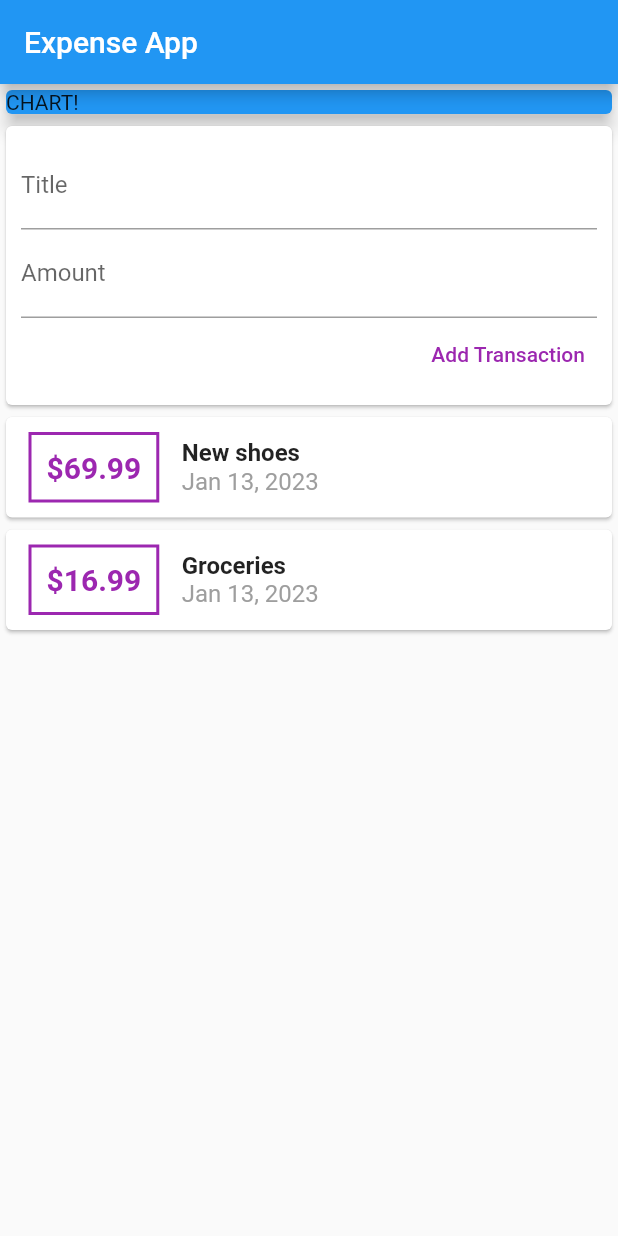
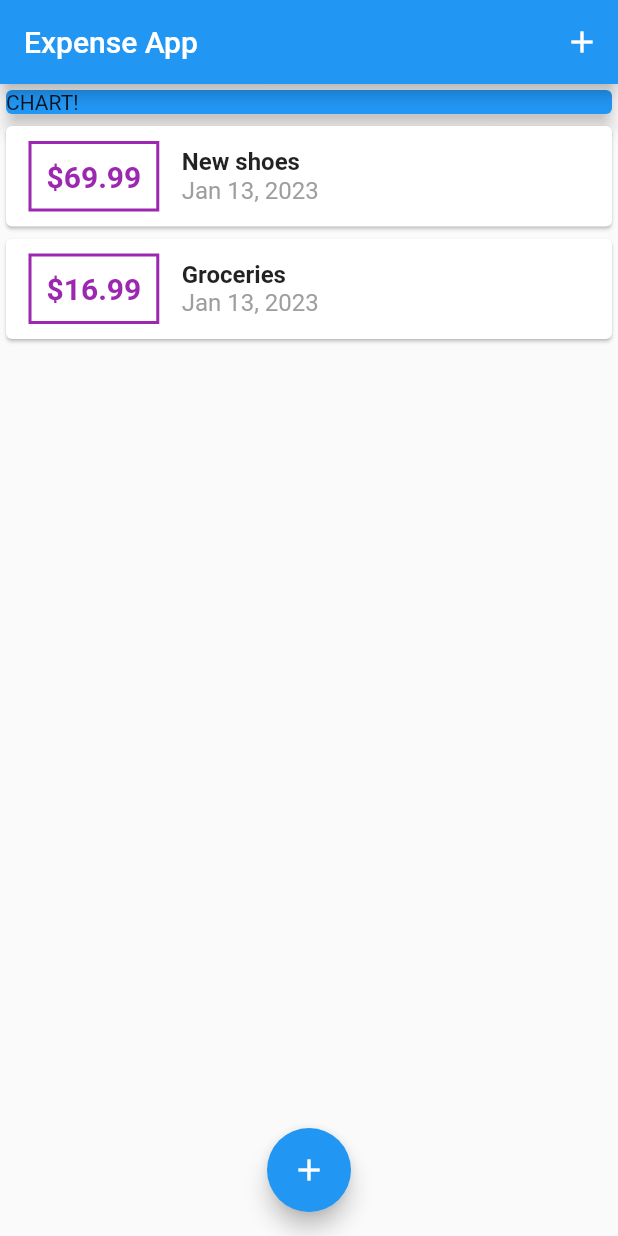
Before and after one commit to arunjish/expense-app-flutter, a Flutter app: the screen it shows after launch, on a phone screen of 412 x 824 dp. Run offline on Flutter 3.47's test engine with Material 2 defaults, Android fonts, the phone set to English and light mode, and no system bars.

Commit message:
floatingActionButton

```diff
--- a/lib/main.dart
+++ b/lib/main.dart
@@ -1,7 +1,7 @@
 import 'package:expense_app/widgets/new_transaction.dart';
-import 'package:expense_app/widgets/user_transaction.dart';
 import 'package:flutter/material.dart';
 
+import 'models/transaction.dart';
 import 'widgets/transaction_list.dart';
 
 void main() => runApp(MyApp());
@@ -16,13 +16,63 @@ class MyApp extends StatelessWidget {
   }
 }
 
-class MyHomePage extends StatelessWidget {
+class MyHomePage extends StatefulWidget {
+  @override
+  State<MyHomePage> createState() => _MyHomePageState();
+}
+
+class _MyHomePageState extends State<MyHomePage> {
+  void startAddNewTransaction(BuildContext ctx) {
+    showModalBottomSheet(
+        context: ctx,
+        builder: (_) {
+          return NewTransaction(
+            addTx: _addTransaction,
+          );
+        });
+  }
+
+  final List<Transaction> transactions = [
+    Transaction(
+      id: 't1',
+      title: 'New shoes',
+      amount: 69.99,
+      date: DateTime.now(),
+    ),
+    Transaction(
+      id: 't2',
+      title: 'Groceries',
+      amount: 16.99,
+      date: DateTime.now(),
+    ),
+  ];
+
+  void _addTransaction(String title, double amount) {
+    final newTx = Transaction(
+      id: DateTime.now().toString(),
+      title: title,
+      amount: amount,
+      date: DateTime.now(),
+    );
+
+    setState(() {
+      transactions.add(newTx);
+    });
+  }
 
   @override
   Widget build(BuildContext context) {
     return Scaffold(
       appBar: AppBar(
         title: const Text('Expense App'),
+        actions: [
+          IconButton(
+            onPressed: () {
+              startAddNewTransaction(context);
+            },
+            icon: Icon(Icons.add),
+          )
+        ],
       ),
       body: SingleChildScrollView(
         child: Column(
@@ -37,10 +87,21 @@ class MyHomePage extends StatelessWidget {
                 child: Text('CHART!'),
               ),
             ),
-            UserTransaction()
+            TransactionList(
+              transactions: transactions,
+            )
           ],
         ),
       ),
+      floatingActionButton: FloatingActionButton(
+        onPressed: () {
+          startAddNewTransaction(context);
+        },
+        child: Icon(
+          Icons.add,
+        ),
+      ),
+      floatingActionButtonLocation: FloatingActionButtonLocation.centerFloat,
     );
   }
 }
--- a/lib/widgets/transaction_list.dart
+++ b/lib/widgets/transaction_list.dart
@@ -28,7 +28,7 @@ class TransactionList extends StatelessWidget {
                 )),
                 padding: EdgeInsets.all(10),
                 child: Text(
-                  '\$${this.transactions[index].amount}',
+                  '\$${this.transactions[index].amount.toStringAsFixed(2)}',
                   style: TextStyle(
                     color: Colors.purple,
                     fontWeight: FontWeight.bold,
--- a/lib/widgets/user_transaction.dart
+++ /dev/null
@@ -1,54 +0,0 @@
-import 'package:flutter/material.dart';
-
-import '../models/transaction.dart';
-import 'new_transaction.dart';
-import 'transaction_list.dart';
-
-class UserTransaction extends StatefulWidget {
-  const UserTransaction({Key key}) : super(key: key);
-
-  @override
-  State<UserTransaction> createState() => _UserTransactionState();
-}
-
-class _UserTransactionState extends State<UserTransaction> {
-  final List<Transaction> transactions = [
-    Transaction(
-      id: 't1',
-      title: 'New shoes',
-      amount: 69.99,
-      date: DateTime.now(),
-    ),
-    Transaction(
-      id: 't2',
-      title: 'Groceries',
-      amount: 16.99,
-      date: DateTime.now(),
-    ),
-  ];
-
-  Function _addTransaction(String title, double amount) {
-    final newTx = Transaction(
-      id: DateTime.now().toString(),
-      title: title,
-      amount: amount,
-      date: DateTime.now(),
-    );
-
-    setState(() {
-      transactions.add(newTx);
-    });
-  }
-
-  @override
-  Widget build(BuildContext context) {
-    return Column(
-      children: [
-        NewTransaction(addTx: _addTransaction),
-        TransactionList(
-          transactions: transactions,
-        )
-      ],
-    );
-  }
-}
```
Also changed, not shown: lib/widgets/new_transaction.dart (+15 -6 lines).
